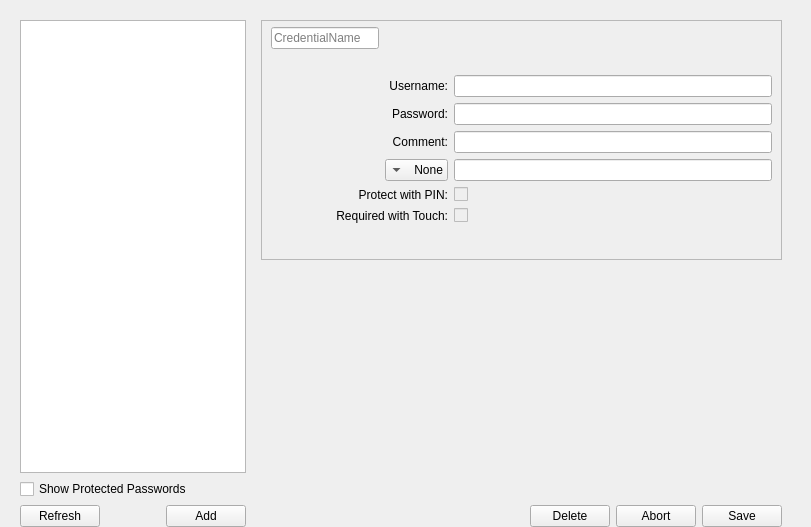
This is nitrokeyapp/ui/secrets_tab.ui in Nitrokey/nitrokey-app2 as Qt 5 draws it before an edit. The edited form follows.
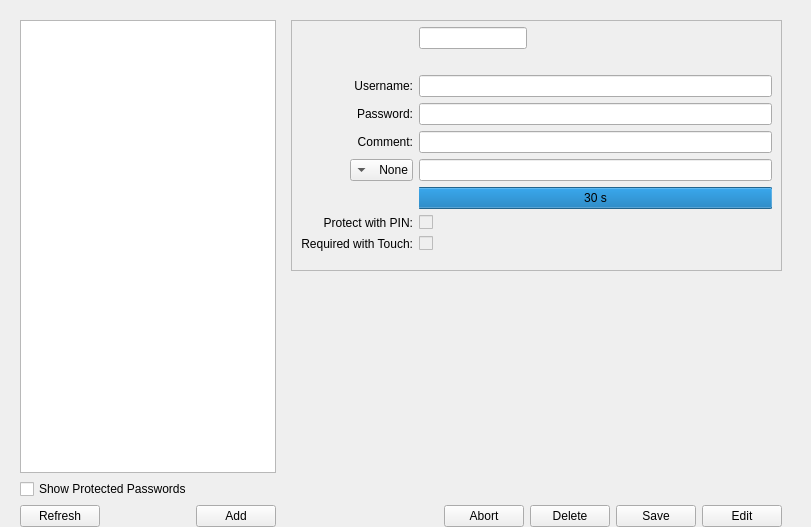
This is the edited form. Icons and pictures are not drawn.

Commit message: add/edit with one widget-set

What changed in the file:
```diff
--- a/nitrokeyapp/ui/secrets_tab.ui
+++ b/nitrokeyapp/ui/secrets_tab.ui
@@ -42,29 +42,6 @@
        <property name="bottomMargin">
         <number>0</number>
        </property>
-       <item row="0" column="0">
-        <widget class="QListWidget" name="secrets_list">
-         <property name="sizePolicy">
-          <sizepolicy hsizetype="Expanding" vsizetype="Expanding">
-           <horstretch>0</horstretch>
-           <verstretch>0</verstretch>
-          </sizepolicy>
-         </property>
-         <property name="minimumSize">
-          <size>
-           <width>60</width>
-           <height>0</height>
-          </size>
-         </property>
-        </widget>
-       </item>
-       <item row="1" column="0">
-        <widget class="QCheckBox" name="is_protected">
-         <property name="text">
-          <string>Show Protected Passwords</string>
-         </property>
-        </widget>
-       </item>
        <item row="2" column="0">
         <widget class="QWidget" name="___button_space" native="true">
          <property name="sizePolicy">
@@ -133,6 +110,29 @@
          </layout>
         </widget>
        </item>
+       <item row="1" column="0">
+        <widget class="QCheckBox" name="is_protected">
+         <property name="text">
+          <string>Show Protected Passwords</string>
+         </property>
+        </widget>
+       </item>
+       <item row="0" column="0">
+        <widget class="QListWidget" name="secrets_list">
+         <property name="sizePolicy">
+          <sizepolicy hsizetype="Expanding" vsizetype="Expanding">
+           <horstretch>0</horstretch>
+           <verstretch>0</verstretch>
+          </sizepolicy>
+         </property>
+         <property name="minimumSize">
+          <size>
+           <width>60</width>
+           <height>0</height>
+          </size>
+         </property>
+        </widget>
+       </item>
        <item row="0" column="1" rowspan="3">
         <widget class="QStackedWidget" name="credential_tab_space">
          <property name="sizePolicy">
@@ -142,7 +142,7 @@
           </sizepolicy>
          </property>
          <property name="currentIndex">
-          <number>2</number>
+          <number>1</number>
          </property>
          <widget class="QWidget" name="credential_empty">
           <layout class="QGridLayout" name="gridLayout_2"/>
@@ -173,52 +173,20 @@
               <property name="topMargin">
                <number>6</number>
               </property>
-              <item row="0" column="0">
-               <widget class="QLabel" name="credential_name">
-                <property name="sizePolicy">
-                 <sizepolicy hsizetype="Expanding" vsizetype="Expanding">
-                  <horstretch>0</horstretch>
-                  <verstretch>0</verstretch>
-                 </sizepolicy>
+              <item row="10" column="2">
+               <spacer name="___verticalSpacer">
+                <property name="orientation">
+                 <enum>Qt::Vertical</enum>
                 </property>
-                <property name="font">
-                 <font>
-                  <pointsize>12</pointsize>
-                  <bold>true</bold>
-                 </font>
+                <property name="sizeHint" stdset="0">
+                 <size>
+                  <width>20</width>
+                  <height>10</height>
+                 </size>
                 </property>
-                <property name="text">
-                 <string>CredentialName</string>
-                </property>
-                <property name="scaledContents">
-                 <bool>true</bool>
-                </property>
-                <property name="margin">
-                 <number>7</number>
-                </property>
-               </widget>
+               </spacer>
               </item>
-              <item row="5" column="1">
-               <widget class="QLabel" name="otp_label">
-                <property name="text">
-                 <string>algor_Name:</string>
-                </property>
-                <property name="alignment">
-                 <set>Qt::AlignRight|Qt::AlignTrailing|Qt::AlignVCenter</set>
-                </property>
-               </widget>
-              </item>
-              <item row="4" column="2" colspan="2">
-               <widget class="QLineEdit" name="comment">
-                <property name="sizePolicy">
-                 <sizepolicy hsizetype="Expanding" vsizetype="Fixed">
-                  <horstretch>0</horstretch>
-                  <verstretch>0</verstretch>
-                 </sizepolicy>
-                </property>
-               </widget>
-              </item>
-              <item row="3" column="0" colspan="2">
+              <item row="4" column="0" colspan="2">
                <widget class="QLabel" name="___password_label">
                 <property name="text">
                  <string>Password:</string>
@@ -228,23 +196,49 @@
                 </property>
                </widget>
               </item>
-              <item row="1" column="2" colspan="2">
-               <spacer name="___verticalSpacer_3">
-                <property name="orientation">
-                 <enum>Qt::Vertical</enum>
+              <item row="8" column="0" colspan="2">
+               <widget class="QLabel" name="___is_pin_protection_label">
+                <property name="layoutDirection">
+                 <enum>Qt::LeftToRight</enum>
                 </property>
-                <property name="sizeType">
-                 <enum>QSizePolicy::Fixed</enum>
+                <property name="text">
+                 <string>Protect with PIN:</string>
                 </property>
-                <property name="sizeHint" stdset="0">
-                 <size>
-                  <width>298</width>
-                  <height>20</height>
-                 </size>
+                <property name="alignment">
+                 <set>Qt::AlignRight|Qt::AlignTrailing|Qt::AlignVCenter</set>
                 </property>
-               </spacer>
+               </widget>
               </item>
-              <item row="2" column="1">
+              <item row="4" column="2" colspan="2">
+               <widget class="QLineEdit" name="password">
+                <property name="sizePolicy">
+                 <sizepolicy hsizetype="Expanding" vsizetype="Fixed">
+                  <horstretch>0</horstretch>
+                  <verstretch>0</verstretch>
+                 </sizepolicy>
+                </property>
+                <property name="echoMode">
+                 <enum>QLineEdit::Password</enum>
+                </property>
+                <property name="dragEnabled">
+                 <bool>true</bool>
+                </property>
+                <property name="clearButtonEnabled">
+                 <bool>false</bool>
+                </property>
+               </widget>
+              </item>
+              <item row="5" column="2" colspan="2">
+               <widget class="QLineEdit" name="comment">
+                <property name="sizePolicy">
+                 <sizepolicy hsizetype="Expanding" vsizetype="Fixed">
+                  <horstretch>0</horstretch>
+                  <verstretch>0</verstretch>
+                 </sizepolicy>
+                </property>
+               </widget>
+              </item>
+              <item row="3" column="1">
                <widget class="QLabel" name="___username_label">
                 <property name="text">
                  <string>Username:</string>
@@ -254,36 +248,7 @@
                 </property>
                </widget>
               </item>
-              <item row="9" column="2">
-               <spacer name="___verticalSpacer">
-                <property name="orientation">
-                 <enum>Qt::Vertical</enum>
-                </property>
-                <property name="sizeHint" stdset="0">
-                 <size>
-                  <width>20</width>
-                  <height>10</height>
-                 </size>
-                </property>
-               </spacer>
-              </item>
-              <item row="7" column="2">
-               <widget class="QCheckBox" name="is_pin_protection">
-                <property name="enabled">
-                 <bool>false</bool>
-                </property>
-                <property name="layoutDirection">
-                 <enum>Qt::LeftToRight</enum>
-                </property>
-                <property name="text">
-                 <string/>
-                </property>
-                <property name="checkable">
-                 <bool>true</bool>
-                </property>
-               </widget>
-              </item>
-              <item row="4" column="0" colspan="2">
+              <item row="5" column="0" colspan="2">
                <widget class="QLabel" name="___comment_label">
                 <property name="layoutDirection">
                  <enum>Qt::LeftToRight</enum>
@@ -296,7 +261,23 @@
                 </property>
                </widget>
               </item>
-              <item row="5" column="2" colspan="2">
+              <item row="2" column="2" colspan="2">
+               <spacer name="___verticalSpacer_3">
+                <property name="orientation">
+                 <enum>Qt::Vertical</enum>
+                </property>
+                <property name="sizeType">
+                 <enum>QSizePolicy::Fixed</enum>
+                </property>
+                <property name="sizeHint" stdset="0">
+                 <size>
+                  <width>298</width>
+                  <height>20</height>
+                 </size>
+                </property>
+               </spacer>
+              </item>
+              <item row="6" column="2" colspan="2">
                <widget class="QLineEdit" name="otp">
                 <property name="sizePolicy">
                  <sizepolicy hsizetype="Expanding" vsizetype="Fixed">
@@ -309,20 +290,23 @@
                 </property>
                </widget>
               </item>
-              <item row="7" column="0" colspan="2">
-               <widget class="QLabel" name="___is_pin_protection_label">
+              <item row="8" column="2">
+               <widget class="QCheckBox" name="is_pin_protected">
+                <property name="enabled">
+                 <bool>false</bool>
+                </property>
                 <property name="layoutDirection">
                  <enum>Qt::LeftToRight</enum>
                 </property>
                 <property name="text">
-                 <string>Protect with PIN:</string>
+                 <string/>
                 </property>
-                <property name="alignment">
-                 <set>Qt::AlignRight|Qt::AlignTrailing|Qt::AlignVCenter</set>
+                <property name="checkable">
+                 <bool>true</bool>
                 </property>
                </widget>
               </item>
-              <item row="2" column="2" colspan="2">
+              <item row="3" column="2" colspan="2">
                <widget class="QLineEdit" name="username">
                 <property name="sizePolicy">
                  <sizepolicy hsizetype="Expanding" vsizetype="Fixed">
@@ -341,23 +325,7 @@
                 </property>
                </widget>
               </item>
-              <item row="8" column="2">
-               <widget class="QCheckBox" name="is_touch_protection">
-                <property name="enabled">
-                 <bool>false</bool>
-                </property>
-                <property name="layoutDirection">
-                 <enum>Qt::LeftToRight</enum>
-                </property>
-                <property name="text">
-                 <string/>
-                </property>
-                <property name="checkable">
-                 <bool>true</bool>
-                </property>
-               </widget>
-              </item>
-              <item row="8" column="0" colspan="2">
+              <item row="9" column="0" colspan="2">
                <widget class="QLabel" name="___is_touch_protection_label">
                 <property name="layoutDirection">
                  <enum>Qt::RightToLeft</enum>
@@ -370,39 +338,23 @@
                 </property>
                </widget>
               </item>
-              <item row="0" column="2" colspan="2">
-               <spacer name="___horizontalSpacer_2">
-                <property name="orientation">
-                 <enum>Qt::Horizontal</enum>
-                </property>
-                <property name="sizeHint" stdset="0">
-                 <size>
-                  <width>303</width>
-                  <height>17</height>
-                 </size>
-                </property>
-               </spacer>
-              </item>
-              <item row="3" column="2" colspan="2">
-               <widget class="QLineEdit" name="password">
-                <property name="sizePolicy">
-                 <sizepolicy hsizetype="Expanding" vsizetype="Fixed">
-                  <horstretch>0</horstretch>
-                  <verstretch>0</verstretch>
-                 </sizepolicy>
-                </property>
-                <property name="echoMode">
-                 <enum>QLineEdit::Password</enum>
-                </property>
-                <property name="dragEnabled">
-                 <bool>true</bool>
-                </property>
-                <property name="clearButtonEnabled">
+              <item row="9" column="2">
+               <widget class="QCheckBox" name="is_touch_protected">
+                <property name="enabled">
                  <bool>false</bool>
                 </property>
+                <property name="layoutDirection">
+                 <enum>Qt::LeftToRight</enum>
+                </property>
+                <property name="text">
+                 <string/>
+                </property>
+                <property name="checkable">
+                 <bool>true</bool>
+                </property>
                </widget>
               </item>
-              <item row="6" column="2" colspan="2">
+              <item row="7" column="2" colspan="2">
                <widget class="QProgressBar" name="otp_timeout_progress">
                 <property name="maximum">
                  <number>30</number>
@@ -421,291 +373,17 @@
                 </property>
                </widget>
               </item>
-             </layout>
-            </widget>
-           </item>
-           <item>
-            <spacer name="___verticalSpacer_4">
-             <property name="orientation">
-              <enum>Qt::Vertical</enum>
-             </property>
-             <property name="sizeHint" stdset="0">
-              <size>
-               <width>408</width>
-               <height>140</height>
-              </size>
-             </property>
-            </spacer>
-           </item>
-           <item>
-            <widget class="QWidget" name="___edit_button_space" native="true">
-             <layout class="QHBoxLayout" name="horizontalLayout_2">
-              <property name="topMargin">
-               <number>0</number>
-              </property>
-              <property name="rightMargin">
-               <number>0</number>
-              </property>
-              <property name="bottomMargin">
-               <number>0</number>
-              </property>
-              <item>
-               <spacer name="___horizontalSpacer_4">
-                <property name="orientation">
-                 <enum>Qt::Horizontal</enum>
-                </property>
-                <property name="sizeHint" stdset="0">
-                 <size>
-                  <width>202</width>
-                  <height>20</height>
-                 </size>
-                </property>
-               </spacer>
-              </item>
-              <item>
-               <widget class="QPushButton" name="btn_edit">
-                <property name="text">
-                 <string>Edit</string>
-                </property>
-                <property name="icon">
-                 <iconset>
-                  <normaloff>icons/edit_FILL0_wght400_GRAD0_opsz24.png</normaloff>icons/edit_FILL0_wght400_GRAD0_opsz24.png</iconset>
-                </property>
-               </widget>
-              </item>
-             </layout>
-            </widget>
-           </item>
-          </layout>
-         </widget>
-         <widget class="QWidget" name="credential_edit">
-          <layout class="QVBoxLayout" name="verticalLayout_4">
-           <property name="topMargin">
-            <number>0</number>
-           </property>
-           <property name="bottomMargin">
-            <number>0</number>
-           </property>
-           <item>
-            <widget class="QFrame" name="___credential_edit_frame">
-             <property name="sizePolicy">
-              <sizepolicy hsizetype="Expanding" vsizetype="Expanding">
-               <horstretch>0</horstretch>
-               <verstretch>0</verstretch>
-              </sizepolicy>
-             </property>
-             <property name="frameShape">
-              <enum>QFrame::StyledPanel</enum>
-             </property>
-             <property name="frameShadow">
-              <enum>QFrame::Raised</enum>
-             </property>
-             <layout class="QGridLayout" name="gridLayout_4">
-              <property name="topMargin">
-               <number>6</number>
-              </property>
-              <item row="0" column="2" colspan="2">
-               <spacer name="___horizontalSpacer_3">
-                <property name="orientation">
-                 <enum>Qt::Horizontal</enum>
-                </property>
-                <property name="sizeHint" stdset="0">
-                 <size>
-                  <width>303</width>
-                  <height>17</height>
-                 </size>
-                </property>
-               </spacer>
-              </item>
-              <item row="7" column="0" colspan="2">
-               <widget class="QLabel" name="___is_touch_protection_edit_label">
-                <property name="layoutDirection">
-                 <enum>Qt::RightToLeft</enum>
-                </property>
-                <property name="text">
-                 <string>Required with Touch:</string>
-                </property>
-                <property name="alignment">
-                 <set>Qt::AlignRight|Qt::AlignTrailing|Qt::AlignVCenter</set>
-                </property>
-               </widget>
-              </item>
-              <item row="4" column="2" colspan="2">
-               <widget class="QLineEdit" name="comment_edit">
+              <item row="1" column="2">
+               <widget class="QLineEdit" name="credential_name">
                 <property name="sizePolicy">
-                 <sizepolicy hsizetype="Expanding" vsizetype="Fixed">
+                 <sizepolicy hsizetype="Maximum" vsizetype="Fixed">
                   <horstretch>0</horstretch>
                   <verstretch>0</verstretch>
                  </sizepolicy>
                 </property>
                </widget>
               </item>
-              <item row="6" column="0" colspan="2">
-               <widget class="QLabel" name="___is_pin_protection_edit_label">
-                <property name="layoutDirection">
-                 <enum>Qt::LeftToRight</enum>
-                </property>
-                <property name="text">
-                 <string>Protect with PIN:</string>
-                </property>
-                <property name="alignment">
-                 <set>Qt::AlignRight|Qt::AlignTrailing|Qt::AlignVCenter</set>
-                </property>
-               </widget>
-              </item>
-              <item row="7" column="2">
-               <widget class="QCheckBox" name="is_touch_protection_edit">
-                <property name="enabled">
-                 <bool>false</bool>
-                </property>
-                <property name="layoutDirection">
-                 <enum>Qt::LeftToRight</enum>
-                </property>
-                <property name="text">
-                 <string/>
-                </property>
-                <property name="checkable">
-                 <bool>true</bool>
-                </property>
-               </widget>
-              </item>
-              <item row="3" column="0" colspan="2">
-               <widget class="QLabel" name="___password_edit_label">
-                <property name="text">
-                 <string>Password:</string>
-                </property>
-                <property name="alignment">
-                 <set>Qt::AlignRight|Qt::AlignTrailing|Qt::AlignVCenter</set>
-                </property>
-               </widget>
-              </item>
-              <item row="0" column="0">
-               <widget class="QLineEdit" name="credential_edit_name">
-                <property name="placeholderText">
-                 <string>CredentialName</string>
-                </property>
-               </widget>
-              </item>
-              <item row="2" column="2" colspan="2">
-               <widget class="QLineEdit" name="username_edit">
-                <property name="sizePolicy">
-                 <sizepolicy hsizetype="Expanding" vsizetype="Fixed">
-                  <horstretch>8</horstretch>
-                  <verstretch>0</verstretch>
-                 </sizepolicy>
-                </property>
-                <property name="echoMode">
-                 <enum>QLineEdit::Normal</enum>
-                </property>
-                <property name="dragEnabled">
-                 <bool>false</bool>
-                </property>
-                <property name="clearButtonEnabled">
-                 <bool>false</bool>
-                </property>
-               </widget>
-              </item>
-              <item row="3" column="2" colspan="2">
-               <widget class="QLineEdit" name="password_edit">
-                <property name="sizePolicy">
-                 <sizepolicy hsizetype="Expanding" vsizetype="Fixed">
-                  <horstretch>0</horstretch>
-                  <verstretch>0</verstretch>
-                 </sizepolicy>
-                </property>
-                <property name="echoMode">
-                 <enum>QLineEdit::Password</enum>
-                </property>
-                <property name="dragEnabled">
-                 <bool>true</bool>
-                </property>
-                <property name="clearButtonEnabled">
-                 <bool>false</bool>
-                </property>
-               </widget>
-              </item>
-              <item row="1" column="2" colspan="2">
-               <spacer name="___verticalSpacer_5">
-                <property name="orientation">
-                 <enum>Qt::Vertical</enum>
-                </property>
-                <property name="sizeType">
-                 <enum>QSizePolicy::Fixed</enum>
-                </property>
-                <property name="sizeHint" stdset="0">
-                 <size>
-                  <width>298</width>
-                  <height>20</height>
-                 </size>
-                </property>
-               </spacer>
-              </item>
-              <item row="5" column="2" colspan="2">
-               <widget class="QLineEdit" name="otp_edit">
-                <property name="sizePolicy">
-                 <sizepolicy hsizetype="Expanding" vsizetype="Fixed">
-                  <horstretch>0</horstretch>
-                  <verstretch>0</verstretch>
-                 </sizepolicy>
-                </property>
-                <property name="readOnly">
-                 <bool>false</bool>
-                </property>
-               </widget>
-              </item>
-              <item row="6" column="2">
-               <widget class="QCheckBox" name="is_pin_protection_edit">
-                <property name="enabled">
-                 <bool>false</bool>
-                </property>
-                <property name="layoutDirection">
-                 <enum>Qt::LeftToRight</enum>
-                </property>
-                <property name="text">
-                 <string/>
-                </property>
-                <property name="checkable">
-                 <bool>true</bool>
-                </property>
-               </widget>
-              </item>
-              <item row="2" column="1">
-               <widget class="QLabel" name="___username_edit_label">
-                <property name="text">
-                 <string>Username:</string>
-                </property>
-                <property name="alignment">
-                 <set>Qt::AlignRight|Qt::AlignTrailing|Qt::AlignVCenter</set>
-                </property>
-               </widget>
-              </item>
-              <item row="8" column="2">
-               <spacer name="___verticalSpacer_6">
-                <property name="orientation">
-                 <enum>Qt::Vertical</enum>
-                </property>
-                <property name="sizeHint" stdset="0">
-                 <size>
-                  <width>20</width>
-                  <height>10</height>
-                 </size>
-                </property>
-               </spacer>
-              </item>
-              <item row="4" column="0" colspan="2">
-               <widget class="QLabel" name="___comment_edit_label">
-                <property name="layoutDirection">
-                 <enum>Qt::LeftToRight</enum>
-                </property>
-                <property name="text">
-                 <string>Comment:</string>
-                </property>
-                <property name="alignment">
-                 <set>Qt::AlignRight|Qt::AlignTrailing|Qt::AlignVCenter</set>
-                </property>
-               </widget>
-              </item>
-              <item row="5" column="1">
+              <item row="6" column="1">
                <widget class="QComboBox" name="algorithm">
                 <property name="layoutDirection">
                  <enum>Qt::RightToLeft</enum>
@@ -740,24 +418,21 @@
             </widget>
            </item>
            <item>
-            <spacer name="___verticalSpacer_7">
+            <spacer name="___verticalSpacer_4">
              <property name="orientation">
               <enum>Qt::Vertical</enum>
              </property>
              <property name="sizeHint" stdset="0">
               <size>
-               <width>446</width>
-               <height>172</height>
+               <width>408</width>
+               <height>140</height>
               </size>
              </property>
             </spacer>
            </item>
            <item>
-            <widget class="QWidget" name="___choice_button_space" native="true">
-             <layout class="QHBoxLayout" name="horizontalLayout_3">
-              <property name="leftMargin">
-               <number>0</number>
-              </property>
+            <widget class="QWidget" name="___edit_button_space" native="true">
+             <layout class="QHBoxLayout" name="horizontalLayout_2">
               <property name="topMargin">
                <number>0</number>
               </property>
@@ -768,31 +443,26 @@
                <number>0</number>
               </property>
               <item>
-               <spacer name="___horizontalSpacer_5">
+               <spacer name="___horizontalSpacer">
                 <property name="orientation">
                  <enum>Qt::Horizontal</enum>
                 </property>
                 <property name="sizeHint" stdset="0">
                  <size>
-                  <width>202</width>
+                  <width>40</width>
                   <height>20</height>
                  </size>
                 </property>
                </spacer>
               </item>
-              <item>
-               <widget class="QPushButton" name="btn_delete">
-                <property name="text">
-                 <string>Delete</string>
-                </property>
-                <property name="icon">
-                 <iconset>
-                  <normaloff>icons/delete_FILL0_wght500_GRAD0_opsz40.png</normaloff>icons/delete_FILL0_wght500_GRAD0_opsz40.png</iconset>
-                </property>
-               </widget>
-              </item>
               <item>
                <widget class="QPushButton" name="btn_abort">
+                <property name="sizePolicy">
+                 <sizepolicy hsizetype="Preferred" vsizetype="Fixed">
+                  <horstretch>0</horstretch>
+                  <verstretch>0</verstretch>
+                 </sizepolicy>
+                </property>
                 <property name="text">
                  <string>Abort</string>
                 </property>
@@ -802,8 +472,31 @@
                 </property>
                </widget>
               </item>
+              <item>
+               <widget class="QPushButton" name="btn_delete">
+                <property name="sizePolicy">
+                 <sizepolicy hsizetype="Preferred" vsizetype="Fixed">
+                  <horstretch>0</horstretch>
+                  <verstretch>0</verstretch>
+                 </sizepolicy>
+                </property>
+                <property name="text">
+                 <string>Delete</string>
+                </property>
+                <property name="icon">
+                 <iconset>
+                  <normaloff>icons/delete_FILL0_wght500_GRAD0_opsz40.png</normaloff>icons/delete_FILL0_wght500_GRAD0_opsz40.png</iconset>
+                </property>
+               </widget>
+              </item>
               <item>
                <widget class="QPushButton" name="btn_save">
+                <property name="sizePolicy">
+                 <sizepolicy hsizetype="Preferred" vsizetype="Fixed">
+                  <horstretch>0</horstretch>
+                  <verstretch>0</verstretch>
+                 </sizepolicy>
+                </property>
                 <property name="text">
                  <string>Save</string>
                 </property>
@@ -813,6 +506,26 @@
                 </property>
                </widget>
               </item>
+              <item>
+               <widget class="QPushButton" name="btn_edit">
+                <property name="sizePolicy">
+                 <sizepolicy hsizetype="Preferred" vsizetype="Fixed">
+                  <horstretch>0</horstretch>
+                  <verstretch>0</verstretch>
+                 </sizepolicy>
+                </property>
+                <property name="layoutDirection">
+                 <enum>Qt::LeftToRight</enum>
+                </property>
+                <property name="text">
+                 <string>Edit</string>
+                </property>
+                <property name="icon">
+                 <iconset>
+                  <normaloff>icons/edit_FILL0_wght400_GRAD0_opsz24.png</normaloff>icons/edit_FILL0_wght400_GRAD0_opsz24.png</iconset>
+                </property>
+               </widget>
+              </item>
              </layout>
             </widget>
            </item>
```
The commit also changes 1 other file.
